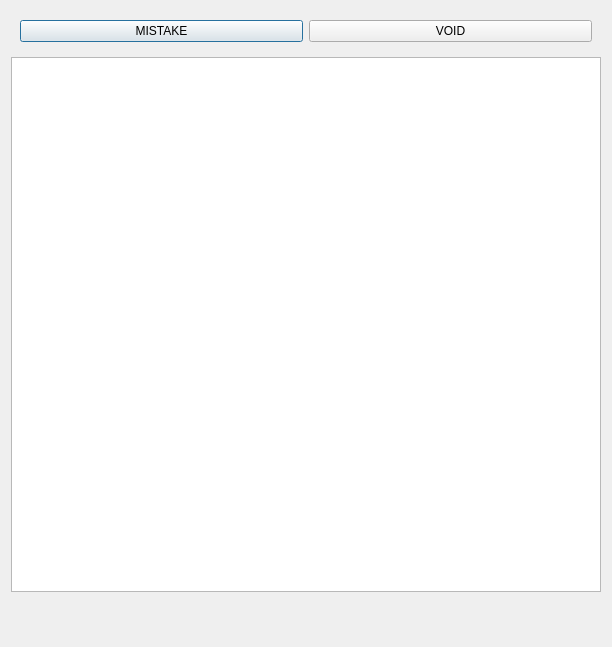
Before: the Qt Designer form Waiter/dlgdishremovereason.ui in End1-1/Cafe5, drawn with Qt 5.
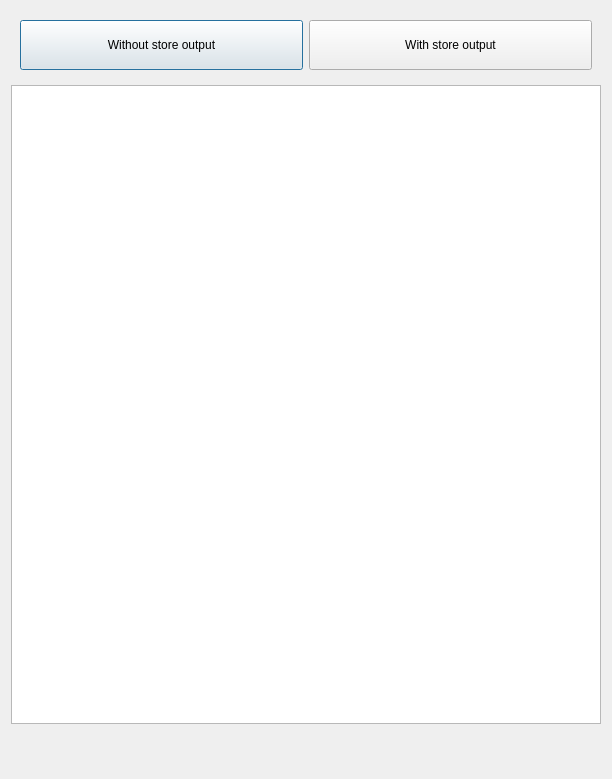
After: the same form once the commit is applied. Custom widgets are drawn as their Qt base class.

Commit message: Waiter bug fix & change shop store machanism

Patch:
```diff
--- a/Waiter/dlgdishremovereason.ui
+++ b/Waiter/dlgdishremovereason.ui
@@ -7,7 +7,7 @@
     <x>0</x>
     <y>0</y>
     <width>612</width>
-    <height>647</height>
+    <height>779</height>
    </rect>
   </property>
   <property name="windowTitle">
@@ -19,11 +19,17 @@
      <layout class="QHBoxLayout" name="horizontalLayout">
       <item>
        <widget class="QPushButton" name="btnMistake">
+        <property name="minimumSize">
+         <size>
+          <width>0</width>
+          <height>50</height>
+         </size>
+        </property>
         <property name="text">
-         <string>MISTAKE</string>
+         <string>Without store output</string>
         </property>
         <property name="checkable">
-         <bool>false</bool>
+         <bool>true</bool>
         </property>
         <property name="checked">
          <bool>false</bool>
@@ -32,11 +38,17 @@
       </item>
       <item>
        <widget class="QPushButton" name="btnVoid">
+        <property name="minimumSize">
+         <size>
+          <width>0</width>
+          <height>50</height>
+         </size>
+        </property>
         <property name="text">
-         <string>VOID</string>
+         <string>With store output</string>
         </property>
         <property name="checkable">
-         <bool>false</bool>
+         <bool>true</bool>
         </property>
        </widget>
       </item>
```
The commit also changes 266 other files.
